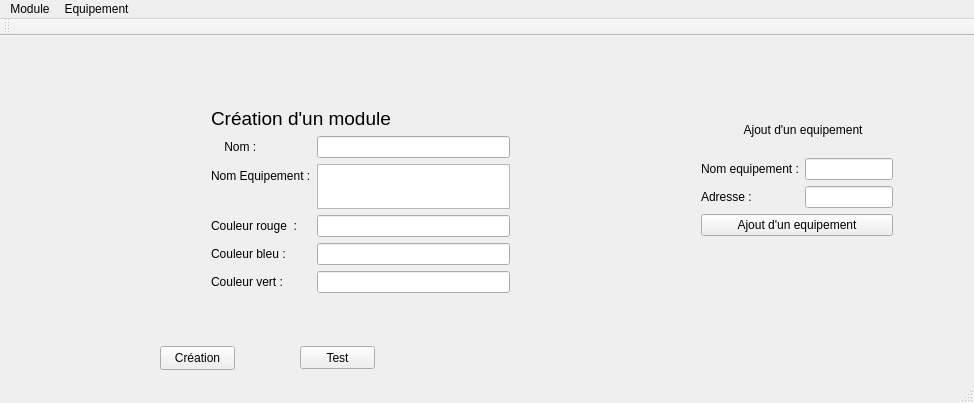
First picture: the form in module/Webedia/Webedia.ui, repository charlesdesenclos/Projet-BTS-Webedia, before the edit.
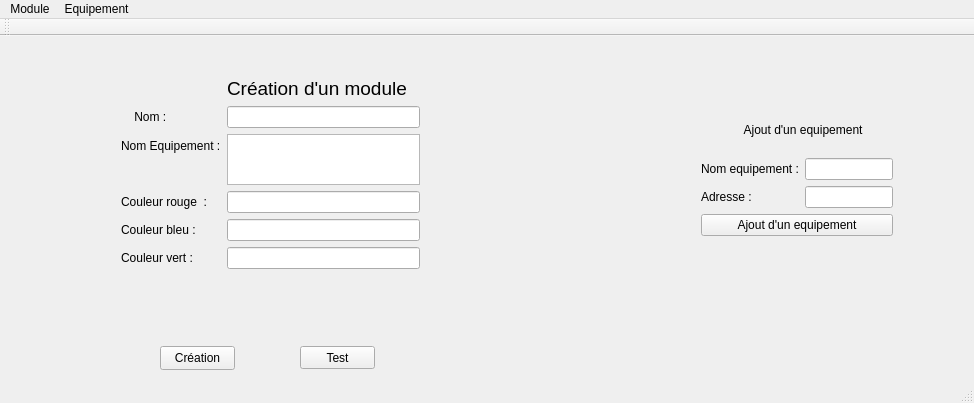
Second picture: the form after the edit.

Patch:
```diff
--- a/module/Webedia/Webedia.ui
+++ b/module/Webedia/Webedia.ui
@@ -17,9 +17,9 @@
    <widget class="QLabel" name="label_afficheresultat">
     <property name="geometry">
      <rect>
-      <x>450</x>
-      <y>60</y>
-      <width>141</width>
+      <x>570</x>
+      <y>240</y>
+      <width>381</width>
       <height>21</height>
      </rect>
     </property>
@@ -43,8 +43,8 @@
    <widget class="QLabel" name="label_bdd">
     <property name="geometry">
      <rect>
-      <x>300</x>
-      <y>90</y>
+      <x>650</x>
+      <y>300</y>
       <width>221</width>
       <height>41</height>
      </rect>
@@ -124,64 +124,64 @@
    <widget class="QWidget" name="formLayoutWidget">
     <property name="geometry">
      <rect>
-      <x>200</x>
-      <y>60</y>
+      <x>110</x>
+      <y>30</y>
       <width>321</width>
-      <height>208</height>
+      <height>214</height>
      </rect>
     </property>
-    <layout class="QFormLayout" name="formLayout_2">
-     <item row="1" column="0">
+    <layout class="QFormLayout" name="formLayout_creation">
+     <item row="2" column="0">
       <widget class="QLabel" name="label_nom">
        <property name="text">
         <string>    Nom :</string>
        </property>
       </widget>
      </item>
-     <item row="1" column="1">
+     <item row="2" column="1">
       <widget class="QLineEdit" name="lineEdit_nom_module"/>
      </item>
-     <item row="2" column="0">
+     <item row="3" column="0">
       <widget class="QLabel" name="label_nom_equipement">
        <property name="text">
         <string>Nom Equipement :</string>
        </property>
       </widget>
      </item>
-     <item row="2" column="1">
+     <item row="3" column="1">
       <widget class="QListWidget" name="listWidget_nom_Equipement"/>
      </item>
-     <item row="3" column="0">
+     <item row="4" column="0">
       <widget class="QLabel" name="label_couleu_rouge">
        <property name="text">
         <string>Couleur rouge  :</string>
        </property>
       </widget>
      </item>
-     <item row="3" column="1">
+     <item row="4" column="1">
       <widget class="QLineEdit" name="lineEdit_couleeur_rouge"/>
      </item>
-     <item row="4" column="0">
+     <item row="5" column="0">
       <widget class="QLabel" name="label_couleur_bleu">
        <property name="text">
         <string>Couleur bleu :</string>
        </property>
       </widget>
      </item>
-     <item row="4" column="1">
+     <item row="5" column="1">
       <widget class="QLineEdit" name="lineEdit_couleur_bleu"/>
      </item>
-     <item row="5" column="0">
+     <item row="6" column="0">
       <widget class="QLabel" name="label_couleur_vert">
        <property name="text">
         <string>Couleur vert :</string>
        </property>
       </widget>
      </item>
-     <item row="5" column="1">
+     <item row="6" column="1">
       <widget class="QLineEdit" name="lineEdit_couleur_vert"/>
      </item>
-     <item row="0" column="0" colspan="2">
+     <item row="1" column="1">
       <widget class="QLabel" name="label_creation_module">
        <property name="sizePolicy">
         <sizepolicy hsizetype="Preferred" vsizetype="Preferred">
```
Left out of the diff: 2 changed lines with no effect on the pictures.
